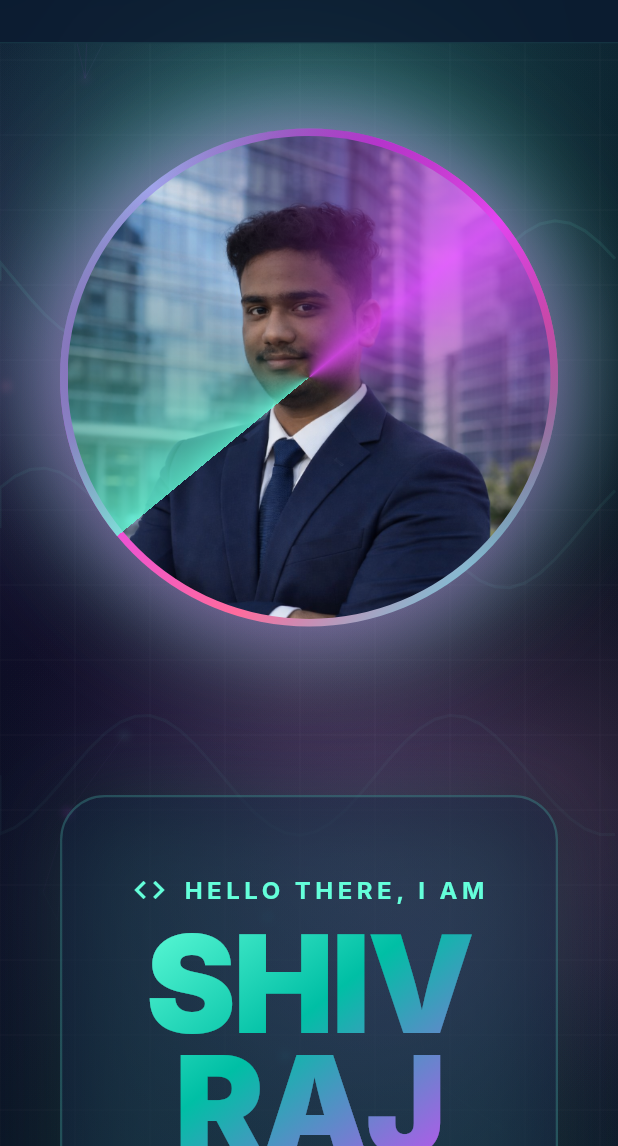
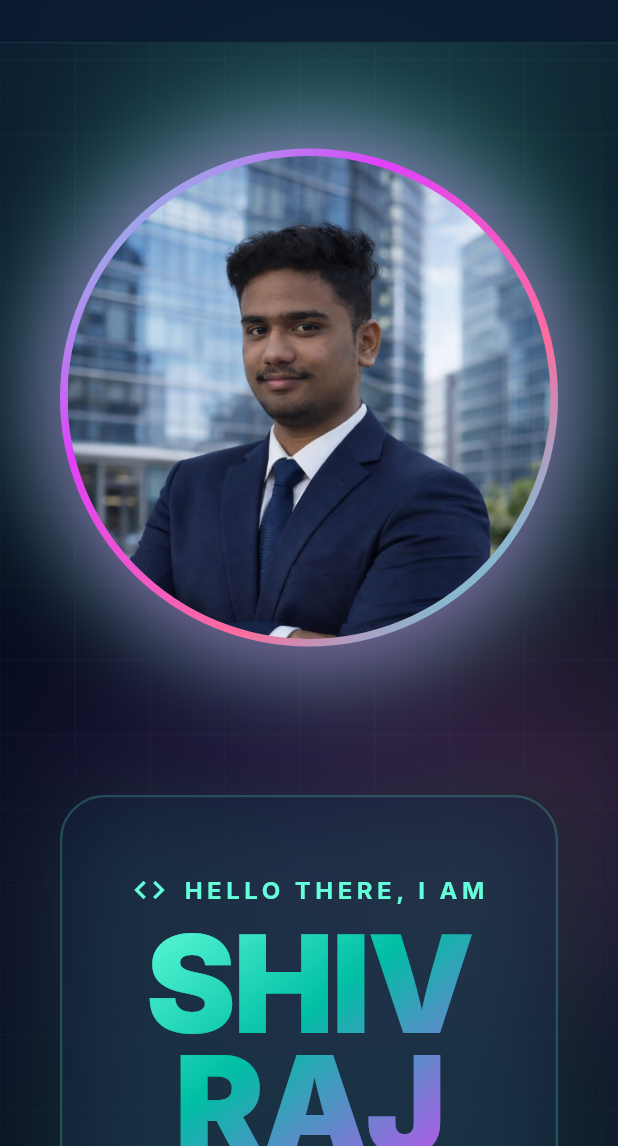
Before and after one commit to Shivrajpandit/portfolio, a Flutter app: the screen it shows after launch, on a phone screen of 412 x 824 dp, the part 90-1236 px from its top. Run offline on Flutter 3.47's test engine with Material 3 defaults, Android fonts, the phone set to English and light mode, and no system bars; our stand-ins replace font_awesome_flutter, go_router, google_fonts.

Commit message:
the home screen implement

```diff
--- a/portfolio_web/lib/features/home/presentation/controllers/home_controller.dart
+++ b/portfolio_web/lib/features/home/presentation/controllers/home_controller.dart
@@ -2,46 +2,25 @@ import 'dart:async';
 import 'package:flutter/material.dart';
 
 class HomeController {
-  String displayText = "";
   final String targetText = "Flutter Developer | Software Engineer";
-  int textIndex = 0;
+  late String displayText;
 
-  AnimationController? floatController;
-  Animation<double>? floatAnimation;
+  HomeController() {
+    displayText = targetText;
+  }
 
   void initializeAnimations(TickerProvider vsync) {
-    floatController = AnimationController(
-      duration: const Duration(seconds: 3),
-      vsync: vsync,
-    )..repeat(reverse: true);
-
-    floatAnimation = Tween<double>(begin: 0, end: 20).animate(
-      CurvedAnimation(parent: floatController!, curve: Curves.easeInOut),
-    );
+    // Animations removed
   }
 
   Future<void> startTyping(
     VoidCallback onUpdate,
     bool Function() isMounted,
   ) async {
-    await Future.delayed(const Duration(milliseconds: 100));
-    if (!isMounted()) return;
-
-    await Future.doWhile(() async {
-      if (!isMounted()) return false;
-      await Future.delayed(const Duration(milliseconds: 100));
-      if (!isMounted()) return false;
-
-      if (textIndex < targetText.length) {
-        displayText += targetText[textIndex];
-        textIndex++;
-        onUpdate();
-      }
-      return textIndex < targetText.length;
-    });
+    // Typing animation removed
   }
 
   void dispose() {
-    floatController?.dispose();
+    // No animations to dispose
   }
 }
--- a/portfolio_web/lib/features/home/presentation/home_screen.dart
+++ b/portfolio_web/lib/features/home/presentation/home_screen.dart
@@ -10,16 +10,13 @@ class HomeScreen extends StatefulWidget {
   State<HomeScreen> createState() => _HomeScreenState();
 }
 
-class _HomeScreenState extends State<HomeScreen>
-    with SingleTickerProviderStateMixin {
+class _HomeScreenState extends State<HomeScreen> {
   late final HomeController _controller;
 
   @override
   void initState() {
     super.initState();
     _controller = HomeController();
-    _controller.initializeAnimations(this);
-    _controller.startTyping(() => setState(() {}), () => mounted);
   }
 
   @override
@@ -57,11 +54,7 @@ class _HomeScreenState extends State<HomeScreen>
                   ),
                 ),
                 const SizedBox(width: 40),
-                Expanded(
-                  child: HomeProfileImage(
-                    animation: _controller.floatAnimation!,
-                  ),
-                ),
+                const Expanded(child: HomeProfileImage()),
               ],
             );
           } else {
@@ -70,7 +63,7 @@ class _HomeScreenState extends State<HomeScreen>
               mainAxisAlignment: MainAxisAlignment.center,
               children: [
                 const SizedBox(height: 100),
-                HomeProfileImage(animation: _controller.floatAnimation!),
+                const HomeProfileImage(),
                 const SizedBox(height: 40),
                 HomeTextContent(
                   displayText: _controller.displayText,
--- a/portfolio_web/lib/features/home/presentation/portfolio_main_screen.dart
+++ b/portfolio_web/lib/features/home/presentation/portfolio_main_screen.dart
@@ -9,7 +9,6 @@ import '../../skills/presentation/skills_screen.dart';
 import 'home_screen.dart';
 import '../../../shared/widgets/entrance_fader.dart';
 import '../../../shared/widgets/top_navigation_bar.dart';
-import '../../../shared/widgets/animated_background.dart';
 
 class PortfolioMainScreen extends StatefulWidget {
   const PortfolioMainScreen({super.key});
@@ -105,11 +104,6 @@ class _PortfolioMainScreenState extends State<PortfolioMainScreen> {
             ),
           ),
 
-          // Animated Background Layer (Particles, Orbs, Waves)
-          const Positioned.fill(
-            child: IgnorePointer(child: AnimatedBackground()),
-          ),
-
           // Decorative Glow 1 (Top Right) - Enhanced
           Positioned(
             top: -150,
@@ -182,10 +176,7 @@ class _PortfolioMainScreenState extends State<PortfolioMainScreen> {
               controller: _scrollController,
               child: Column(
                 children: [
-                  EntranceFader(
-                    delay: const Duration(milliseconds: 100),
-                    child: HomeScreen(key: _homeKey),
-                  ),
+                  HomeScreen(key: _homeKey),
                   EntranceFader(
                     offset: const Offset(0, 50),
                     delay: const Duration(milliseconds: 200),
--- a/portfolio_web/lib/features/home/presentation/widgets/home_profile_image.dart
+++ b/portfolio_web/lib/features/home/presentation/widgets/home_profile_image.dart
@@ -1,79 +1,45 @@
 import 'package:flutter/material.dart';
 import '../../../../core/theme/theme.dart';
-import '../../../../shared/widgets/entrance_fader.dart';
 
 class HomeProfileImage extends StatelessWidget {
-  final Animation<double> animation;
-
-  const HomeProfileImage({super.key, required this.animation});
+  const HomeProfileImage({super.key});
 
   @override
   Widget build(BuildContext context) {
     return Center(
-      child: AnimatedBuilder(
-        animation: animation,
-        builder: (context, child) {
-          return Transform.translate(
-            offset: Offset(0, -animation.value),
-            child: child,
-          );
-        },
-        child: EntranceFader(
-          delay: const Duration(milliseconds: 200),
-          offset: const Offset(0, 0),
       child: Stack(
         alignment: Alignment.center,
         children: [
-              // Outer Glow Ring 1 (Largest)
-              TweenAnimationBuilder(
-                tween: Tween<double>(begin: 0, end: 1),
-                duration: const Duration(milliseconds: 2000),
-                curve: Curves.easeOut,
-                builder: (context, double value, child) {
-                  return Opacity(
-                    opacity: value * 0.3,
-                    child: Container(
-                      width: 450 * value,
-                      height: 450 * value,
+          // Outer Glow Ring 1 (Largest) - Static
+          Container(
+            width: 450,
+            height: 450,
             decoration: BoxDecoration(
               shape: BoxShape.circle,
               gradient: RadialGradient(
                 colors: [
-                            AppTheme.primaryColor.withOpacity(0.3),
-                            Colors.purpleAccent.withOpacity(0.2),
+                  AppTheme.primaryColor.withOpacity(0.09),
+                  Colors.purpleAccent.withOpacity(0.06),
                   Colors.transparent,
                 ],
               ),
             ),
           ),
-                  );
-                },
-              ),
 
-              // Outer Glow Ring 2 (Medium)
-              TweenAnimationBuilder(
-                tween: Tween<double>(begin: 0, end: 1),
-                duration: const Duration(milliseconds: 1500),
-                curve: Curves.easeOut,
-                builder: (context, double value, child) {
-                  return Opacity(
-                    opacity: value * 0.4,
-                    child: Container(
-                      width: 400 * value,
-                      height: 400 * value,
+          // Outer Glow Ring 2 (Medium) - Static
+          Container(
+            width: 400,
+            height: 400,
             decoration: BoxDecoration(
               shape: BoxShape.circle,
               gradient: RadialGradient(
                 colors: [
-                            Colors.purpleAccent.withOpacity(0.25),
-                            const Color(0xFFFF6B9D).withOpacity(0.15),
+                  Colors.purpleAccent.withOpacity(0.1),
+                  const Color(0xFFFF6B9D).withOpacity(0.06),
                   Colors.transparent,
                 ],
               ),
             ),
-                    ),
-                  );
-                },
           ),
 
           // Main Profile Container with Enhanced Border
@@ -122,37 +88,7 @@ class HomeProfileImage extends StatelessWidget {
               ),
             ),
           ),
-
-              // Rotating Gradient Ring
-              TweenAnimationBuilder(
-                tween: Tween<double>(begin: 0, end: 1),
-                duration: const Duration(seconds: 20),
-                builder: (context, double value, child) {
-                  return Transform.rotate(
-                    angle: value * 2 * 3.14159,
-                    child: Container(
-                      width: 380,
-                      height: 380,
-                      decoration: BoxDecoration(
-                        shape: BoxShape.circle,
-                        border: Border.all(width: 3, color: Colors.transparent),
-                        gradient: SweepGradient(
-                          colors: [
-                            AppTheme.primaryColor.withOpacity(0.8),
-                            Colors.transparent,
-                            Colors.purpleAccent.withOpacity(0.8),
-                            Colors.transparent,
         ],
-                          stops: const [0.0, 0.25, 0.5, 0.75],
-                        ),
-                      ),
-                    ),
-                  );
-                },
-              ),
-            ],
-          ),
-        ),
       ),
     );
   }
```
Lines whose indentation alone changed are shown as unchanged.
